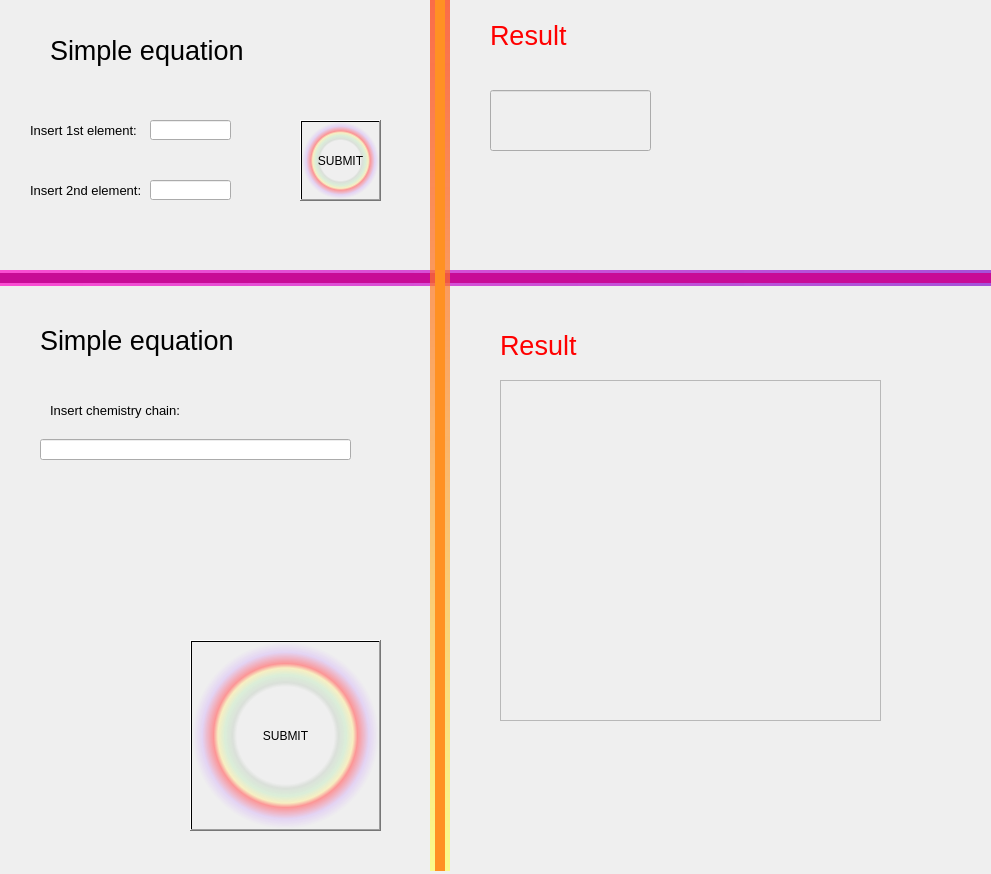
Qt form ui_dir/chemist.ui (aNOOBisTheGod/yandex-lyceum-qt) before a commit.
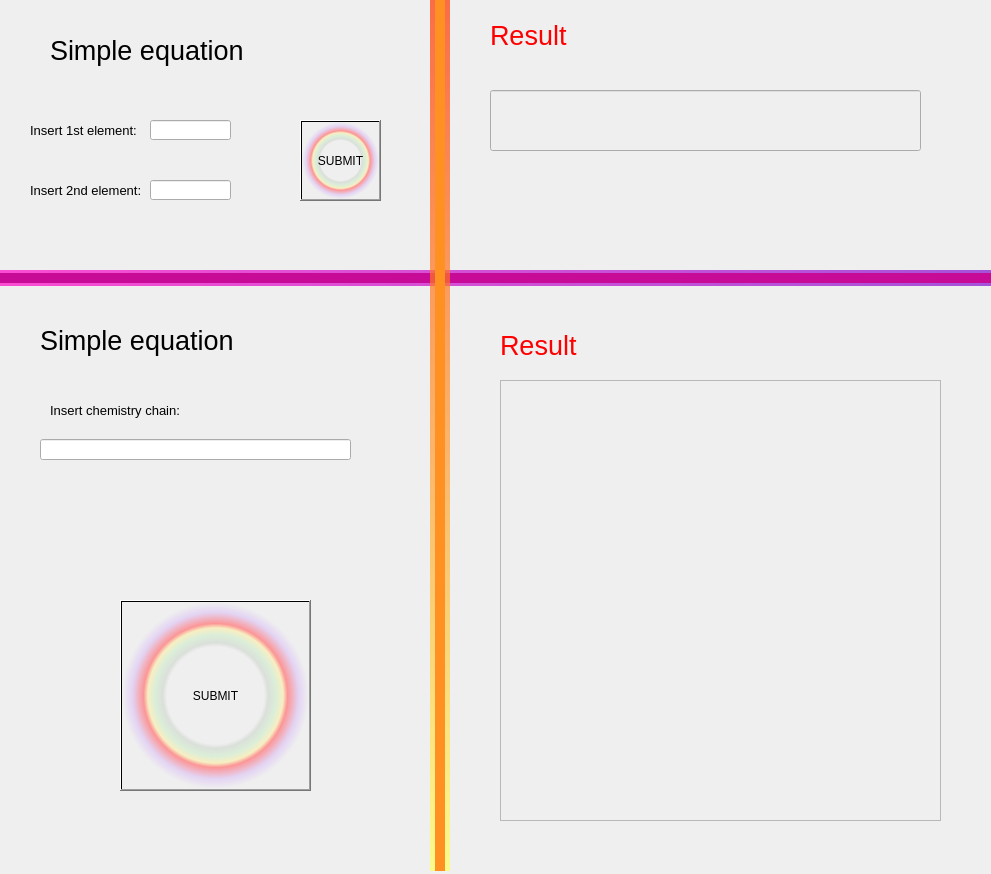
The same form after that commit.

Commit message: full chemistry screen

```diff
--- a/ui_dir/chemist.ui
+++ b/ui_dir/chemist.ui
@@ -204,8 +204,8 @@
   <widget class="QPushButton" name="solveeq_2">
    <property name="geometry">
     <rect>
-     <x>190</x>
-     <y>640</y>
+     <x>120</x>
+     <y>600</y>
      <width>191</width>
      <height>191</height>
     </rect>
@@ -289,10 +289,15 @@
     <rect>
      <x>500</x>
      <y>380</y>
-     <width>381</width>
-     <height>341</height>
+     <width>441</width>
+     <height>441</height>
     </rect>
    </property>
+   <property name="font">
+    <font>
+     <pointsize>15</pointsize>
+    </font>
+   </property>
   </widget>
   <widget class="QLineEdit" name="res1">
    <property name="enabled">
@@ -302,10 +307,15 @@
     <rect>
      <x>490</x>
      <y>90</y>
-     <width>161</width>
+     <width>431</width>
      <height>61</height>
     </rect>
    </property>
+   <property name="font">
+    <font>
+     <pointsize>10</pointsize>
+    </font>
+   </property>
   </widget>
  </widget>
  <resources/>
```
Left out of the diff: 6 changed lines with no effect on the pictures. The commit also changes 5 other files.
